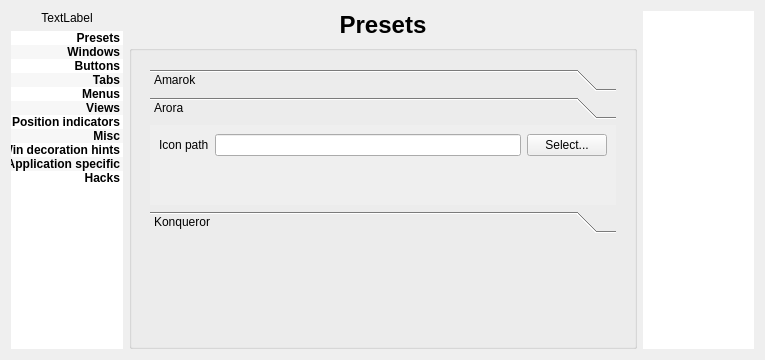
Above: config/config.ui from deiv/bespin-pkg before the change. Below: the same form after it.
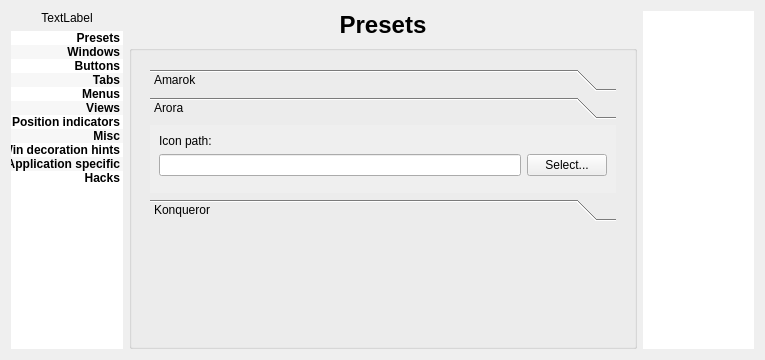
That is the form after the change. The open tabs and pages were chosen to show the change.

Commit message: add support for WM presets, pimped config UI

Diff of the .ui file:
```diff
--- a/config/config.ui
+++ b/config/config.ui
@@ -7,7 +7,7 @@
     <x>0</x>
     <y>0</y>
     <width>765</width>
-    <height>348</height>
+    <height>345</height>
    </rect>
   </property>
   <property name="sizePolicy">
@@ -2721,7 +2721,7 @@
               <rect>
                <x>0</x>
                <y>0</y>
-               <width>480</width>
+               <width>477</width>
                <height>82</height>
               </rect>
              </property>
@@ -2729,33 +2729,17 @@
               <string>Arora</string>
              </attribute>
              <layout class="QGridLayout" name="gridLayout_24">
-              <item row="0" column="0">
-               <widget class="QLabel" name="label_38">
-                <property name="font">
-                 <font>
-                  <weight>50</weight>
-                  <bold>false</bold>
-                 </font>
-                </property>
-                <property name="text">
-                 <string>Icon path</string>
-                </property>
-                <property name="wordWrap">
-                 <bool>true</bool>
-                </property>
-               </widget>
-              </item>
-              <item row="0" column="1">
+              <item row="1" column="1">
                <widget class="QLineEdit" name="aroraPath"/>
               </item>
-              <item row="0" column="2">
+              <item row="1" column="2">
                <widget class="QPushButton" name="aroraPathChooser">
                 <property name="text">
                  <string>Select...</string>
                 </property>
                </widget>
               </item>
-              <item row="1" column="1">
+              <item row="2" column="1">
                <spacer name="verticalSpacer_10">
                 <property name="orientation">
                  <enum>Qt::Vertical</enum>
@@ -2763,11 +2747,27 @@
                 <property name="sizeHint" stdset="0">
                  <size>
                   <width>20</width>
-                  <height>40</height>
+                  <height>1</height>
                  </size>
                 </property>
                </spacer>
               </item>
+              <item row="0" column="1">
+               <widget class="QLabel" name="label_38">
+                <property name="font">
+                 <font>
+                  <weight>50</weight>
+                  <bold>false</bold>
+                 </font>
+                </property>
+                <property name="text">
+                 <string>Icon path:</string>
+                </property>
+                <property name="wordWrap">
+                 <bool>true</bool>
+                </property>
+               </widget>
+              </item>
              </layout>
             </widget>
             <widget class="QWidget" name="Seite_3">
```
Left out of the diff: 52 changed lines with no effect on the pictures. The commit also changes 24 other files.
